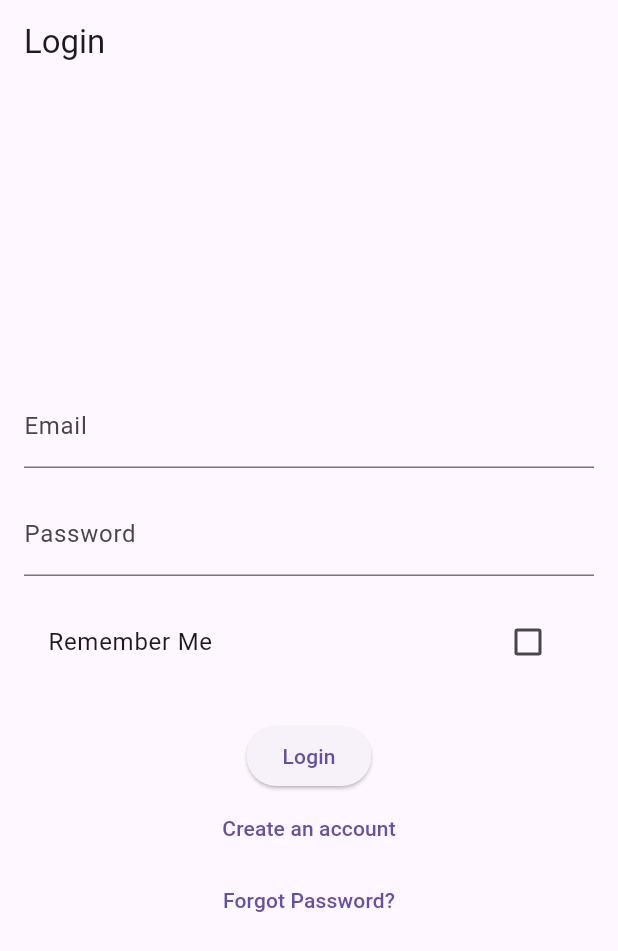
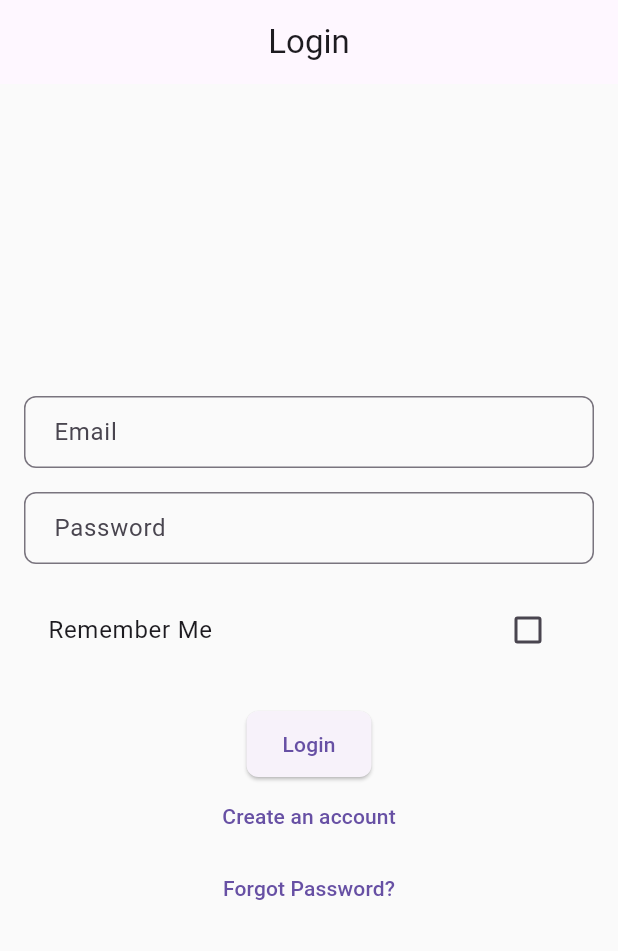
Before and after one commit to OmarSaid35/Mobile_Computing_Project, a Flutter app: the screen it shows after launch, on a phone screen of 412 x 824 dp. Shown: the top 951 px of the screen. Run offline on Flutter 3.47's test engine with Material 3 defaults, Android fonts, the phone set to English and light mode, and no system bars; our stand-ins replace cloud_firestore, firebase_auth, firebase_core, fl_chart, flutter_map, geolocator and 3 more; missing offline and left inert: flutter_barcode_scanner; accounts and stored records are empty.

Commit message:
feat: Implement theme toggle functionality and fix dark theme

```diff
--- a/lib/main.dart
+++ b/lib/main.dart
@@ -3,11 +3,13 @@ import 'package:flutter/material.dart';
 import 'package:provider/provider.dart';
 import 'package:scratch_ecommerce/providers/auth_provider.dart';
 import 'package:scratch_ecommerce/providers/cart_provider.dart';
+import 'package:scratch_ecommerce/providers/theme_provider.dart'; // Import ThemeProvider
 import 'package:scratch_ecommerce/screens/home_screen.dart';
 import 'firebase_options.dart';
 import 'package:firebase_core/firebase_core.dart';
 import 'package:scratch_ecommerce/screens/auth/login_screen.dart';
 import 'package:scratch_ecommerce/screens/admin/admin_dashboard.dart';
+import 'package:scratch_ecommerce/utils/theme.dart'; // Import AppTheme
 
 void main() async {
   WidgetsFlutterBinding.ensureInitialized();
@@ -42,13 +44,15 @@ class MyApp extends StatelessWidget {
           }
         ),
         ChangeNotifierProvider(create: (_) => CartProvider()),
+          ChangeNotifierProvider(create: (_) => ThemeProvider()), // Add ThemeProvider
       ],
-      child: MaterialApp(
+      child: Consumer<ThemeProvider>(
+        builder: (context, themeProvider, _) {
+        return MaterialApp(
           title: 'E-commerce App',
-        theme: ThemeData(
-          primarySwatch: Colors.blue,
-          visualDensity: VisualDensity.adaptivePlatformDensity,
-        ),
+            theme: AppTheme.lightTheme, // Use the light theme
+            darkTheme: AppTheme.darkTheme, // Use the dark theme
+            themeMode: themeProvider.themeMode, // Get the current theme mode
           home:  Consumer<AuthProvider>(
             builder: (context, authProvider, _) {
               if (authProvider.user == null) {
@@ -61,6 +65,8 @@ class MyApp extends StatelessWidget {
             }
           ),
           debugShowCheckedModeBanner: false,
+        );
+      }
     ),
     );
   }
--- /dev/null
+++ b/lib/providers/theme_provider.dart
@@ -0,0 +1,12 @@
+import 'package:flutter/material.dart';
+
+class ThemeProvider with ChangeNotifier {
+  ThemeMode _themeMode = ThemeMode.light;
+
+  ThemeMode get themeMode => _themeMode;
+
+  void toggleTheme() {
+    _themeMode = _themeMode == ThemeMode.light ? ThemeMode.dark : ThemeMode.light;
+    notifyListeners();
+  }
+}
--- a/lib/screens/profile/profile_screen.dart
+++ b/lib/screens/profile/profile_screen.dart
@@ -1,6 +1,7 @@
 import 'package:flutter/material.dart';
 import 'package:provider/provider.dart';
 import 'package:scratch_ecommerce/providers/auth_provider.dart';
+import 'package:scratch_ecommerce/providers/theme_provider.dart';
 import 'package:scratch_ecommerce/screens/auth/login_screen.dart';
 import 'package:scratch_ecommerce/screens/admin/admin_dashboard.dart';
 import 'package:scratch_ecommerce/screens/profile/profile_menu_item.dart';
@@ -73,6 +74,13 @@ class ProfileScreen extends StatelessWidget {
               // Navigate to addresses screen
             },
           ),
+           ProfileMenuItem(
+            icon: Icons.lightbulb,
+            title: 'Dark Theme',
+            onTap: () {
+                Provider.of<ThemeProvider>(context, listen: false).toggleTheme();
+            },
+          ),
           ProfileMenuItem(
             icon: Icons.settings,
             title: 'Settings',
--- a/lib/utils/theme.dart
+++ b/lib/utils/theme.dart
@@ -38,4 +38,51 @@ class AppTheme {
       ),
     );
   }
+
+
+  static ThemeData get darkTheme {
+    return ThemeData(
+      primarySwatch: Colors.blue,
+      visualDensity: VisualDensity.adaptivePlatformDensity,
+      scaffoldBackgroundColor: Colors.grey[850],
+      appBarTheme: const AppBarTheme(
+        elevation: 0,
+        centerTitle: true,
+      ),
+      cardTheme: CardTheme(
+        elevation: 2,
+        color: Colors.grey[800],
+        shape: RoundedRectangleBorder(
+          borderRadius: BorderRadius.circular(12),
+        ),
+      ),
+      inputDecorationTheme: InputDecorationTheme(
+        border: OutlineInputBorder(
+          borderRadius: BorderRadius.circular(8),
+        ),
+        contentPadding: const EdgeInsets.symmetric(
+          horizontal: 16,
+          vertical: 12,
+        ),
+      ),
+         elevatedButtonTheme: ElevatedButtonThemeData(
+        style: ElevatedButton.styleFrom(
+            foregroundColor: Colors.white,
+          padding: const EdgeInsets.symmetric(
+            horizontal: 24,
+            vertical: 12,
+          ),
+          shape: RoundedRectangleBorder(
+            borderRadius: BorderRadius.circular(8),
+          ),
+        ),
+      ),
+       iconTheme: const IconThemeData(
+          color: Colors.white, // Change the icon color to white
+        ),
+        textTheme: const TextTheme(
+          bodyMedium: TextStyle(color: Colors.white)
+        ),
+    );
+  }
 }
```
Lines whose indentation alone changed are shown as unchanged.
